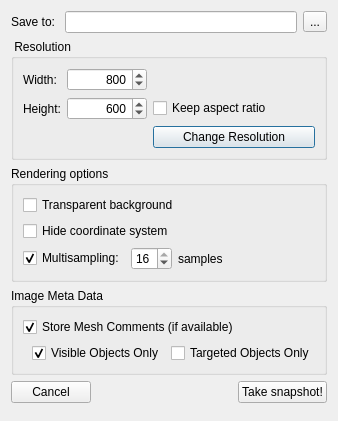
Old version of the form OpenFlipper/widgets/snapshotDialog/SnapshotDialog.ui in the repository ShenRen/OpenFlipper.
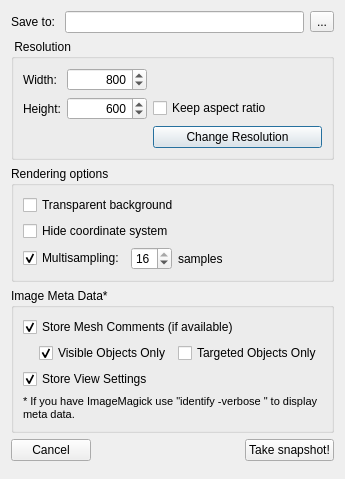
New version of the form.

Commit message: Snapshot dialog can now store view into image metadata.

Diff of the .ui file:
```diff
--- a/OpenFlipper/widgets/snapshotDialog/SnapshotDialog.ui
+++ b/OpenFlipper/widgets/snapshotDialog/SnapshotDialog.ui
@@ -233,7 +233,7 @@
       <string>Use e.g. ImageMagick (&quot;identify --verbose &lt;filename&gt;&quot;) to display the image file's meta data.</string>
      </property>
      <property name="title">
-      <string>Image Meta Data</string>
+      <string>Image Meta Data*</string>
      </property>
      <layout class="QVBoxLayout" name="verticalLayout_2">
       <item>
@@ -250,7 +250,7 @@
        <widget class="QWidget" name="widget" native="true">
         <layout class="QHBoxLayout" name="horizontalLayout_4">
          <property name="leftMargin">
-          <number>9</number>
+          <number>16</number>
          </property>
          <property name="topMargin">
           <number>0</number>
@@ -281,6 +281,37 @@
         </layout>
        </widget>
       </item>
+      <item>
+       <widget class="QCheckBox" name="metaData_storeView_cb">
+        <property name="text">
+         <string>Store View Settings</string>
+        </property>
+        <property name="checked">
+         <bool>true</bool>
+        </property>
+       </widget>
+      </item>
+      <item>
+       <widget class="QLabel" name="label_5">
+        <property name="sizePolicy">
+         <sizepolicy hsizetype="Minimum" vsizetype="Preferred">
+          <horstretch>0</horstretch>
+          <verstretch>0</verstretch>
+         </sizepolicy>
+        </property>
+        <property name="font">
+         <font>
+          <pointsize>8</pointsize>
+         </font>
+        </property>
+        <property name="text">
+         <string>* If you have ImageMagick use &quot;identify -verbose &lt;file&gt;&quot; to display meta data.</string>
+        </property>
+        <property name="wordWrap">
+         <bool>true</bool>
+        </property>
+       </widget>
+      </item>
      </layout>
     </widget>
    </item>
```
Left out of the diff: 2 changed lines with no effect on the pictures. The commit also changes 1 other file.
